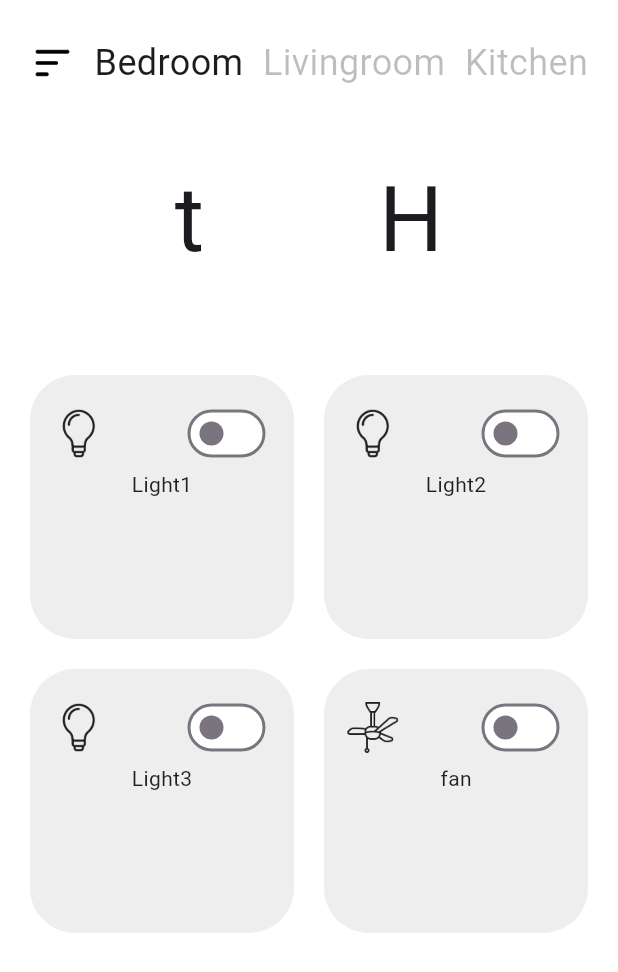
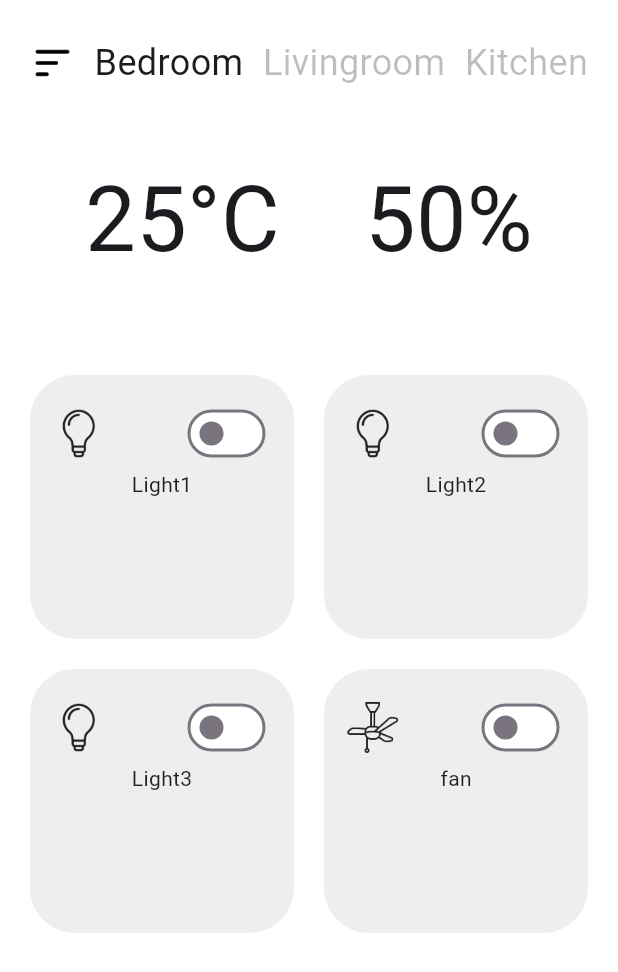
Before and after one commit to aswin-haridas/aurahome, a Flutter app: the screen it shows after launch, on a phone screen of 412 x 824 dp. Shown: the top 972 px of the screen. Run offline on Flutter 3.47's test engine with Material 3 defaults, Android fonts, the light colour scheme and no system bars; our stand-ins replace firebase_core; accounts and stored records are empty; Roboto replaces fonts that are missing (monopsace).

Commit message:
commit 9

```diff
--- a/lib/pages/home_page.dart
+++ b/lib/pages/home_page.dart
@@ -1,5 +1,6 @@
 import 'package:aurahome/util/devices_grid.dart';
 import 'package:flutter/material.dart';
+
 
 class HomePage extends StatefulWidget {
   const HomePage({super.key});
@@ -8,8 +9,11 @@ class HomePage extends StatefulWidget {
   State<HomePage> createState() => _HomePageState();
 }
 
+
 class _HomePageState extends State<HomePage> {
-  final String font = "monopsace";
+  bool isOn = false;
+  String temperature = "25°C";
+  String humidity = "50%";
 
   final List devices = [
     ["Light1", 'lib/icons/bulb.png', false],
@@ -24,8 +28,11 @@ class _HomePageState extends State<HomePage> {
     });
   }
 
+
+
   @override
   Widget build(BuildContext context) {
+
     return Scaffold(
         backgroundColor: Colors.white,
         body: SafeArea(
@@ -42,22 +49,20 @@ class _HomePageState extends State<HomePage> {
                       'lib/icons/menu.png',
                       height: 30,
                     ),
-                    Text(
+                    const Text(
                       'Bedroom',
-                      style: TextStyle(fontSize: 24, fontFamily: font),
+                      style: TextStyle(fontSize: 24),
                     ),
-                    Text(
+                    const Text(
                       'Livingroom',
                       style: TextStyle(
                           fontSize: 24,
-                          fontFamily: font,
                           color: Colors.black26),
                     ),
-                    Text(
+                    const Text(
                       'Kitchen',
                       style: TextStyle(
                           fontSize: 24,
-                          fontFamily: font,
                           color: Colors.black26),
                     ),
                   ],
@@ -69,10 +74,12 @@ class _HomePageState extends State<HomePage> {
               Row(
                 mainAxisAlignment: MainAxisAlignment.spaceEvenly,
                 children: [
-                  Text('t', style: TextStyle(fontSize: 60, fontFamily: font)),
-                  Text('H', style: TextStyle(fontSize: 60, fontFamily: font)),
+                  Text(temperature, style: const TextStyle(fontSize: 60,)),
+                  Text(humidity, style: const TextStyle(fontSize: 60,)),
                 ],
               ),
+
+
 
               const SizedBox(height: 40),
 
--- a/lib/util/devices_grid.dart
+++ b/lib/util/devices_grid.dart
@@ -4,7 +4,7 @@ class DevicesGrid extends StatelessWidget {
   final String deviceName;
   final String iconPath;
   final bool isOn;
-  final Function(bool)? onChanged;
+  final Function(bool) onChanged;
 
   const DevicesGrid({
     super.key,
@@ -22,9 +22,8 @@ class DevicesGrid extends StatelessWidget {
         duration: const Duration(milliseconds: 300),
         curve: Curves.easeInOut,
         decoration: BoxDecoration(
-          borderRadius: BorderRadius.circular(30),
-          color: isOn? Colors.black : Colors.grey[200]
-        ),
+            borderRadius: BorderRadius.circular(30),
+            color: isOn ? Colors.black : Colors.grey[200]),
         child: Padding(
           padding: const EdgeInsets.all(15.0),
           child: Column(
@@ -34,18 +33,22 @@ class DevicesGrid extends StatelessWidget {
                   Image.asset(
                     iconPath,
                     height: 35,
-                    color: isOn? Colors.yellow : Colors.black87,
+                    color: isOn ? Colors.yellow : Colors.black87,
                   ),
                   const Spacer(),
-                  Switch(value: isOn,
-                   onChanged: onChanged,
-                   inactiveTrackColor: Colors.white,
-                  activeColor: Colors.grey,),
+                  Switch(
+                    value: isOn,
+                    onChanged: (status) {
+                      onChanged(status);
+                    },
+                    inactiveTrackColor: Colors.white,
+                    activeColor: Colors.grey,
+                  ),
                 ],
               ),
               Text(
                 deviceName,
-                style:TextStyle(color: isOn? Colors.white : Colors.black87) ,
+                style: TextStyle(color: isOn ? Colors.white : Colors.black87),
                 textAlign: TextAlign.left,
               ),
             ],
--- a/pubspec.yaml
+++ b/pubspec.yaml
@@ -36,6 +36,8 @@ dependencies:
   # Use with the CupertinoIcons class for iOS style icons.
   cupertino_icons: ^1.0.6
   google_fonts: ^6.2.0
+  firebase_core: ^2.27.1
+  firebase_database: ^10.4.10
 
 dev_dependencies:
   flutter_test:
```
Also changed, not shown: lib/main.dart (+8 -1 lines), lib/firebase_options.dart (added), pubspec.lock, 3 other files.
